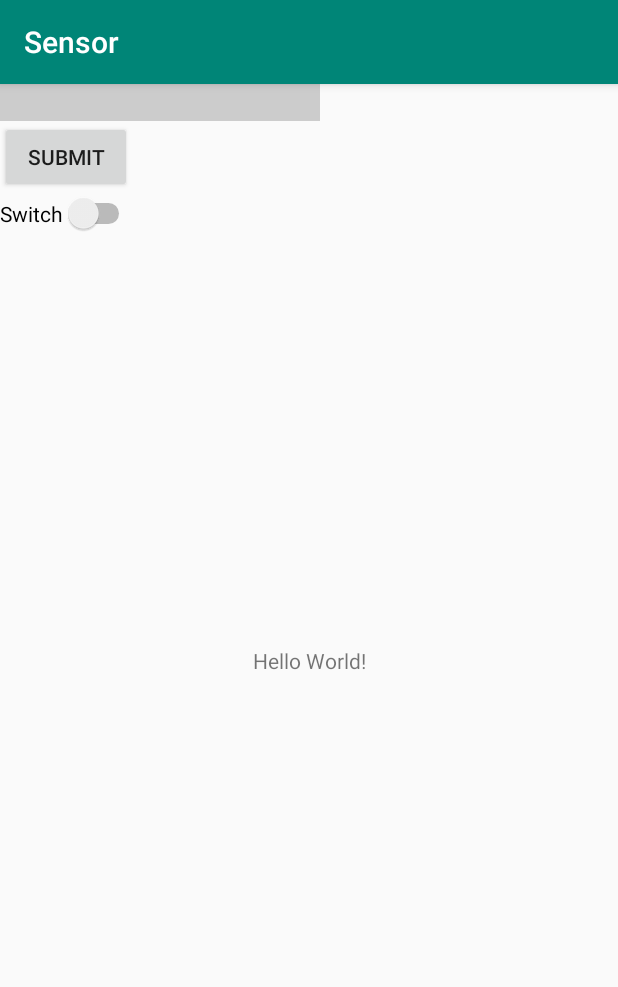
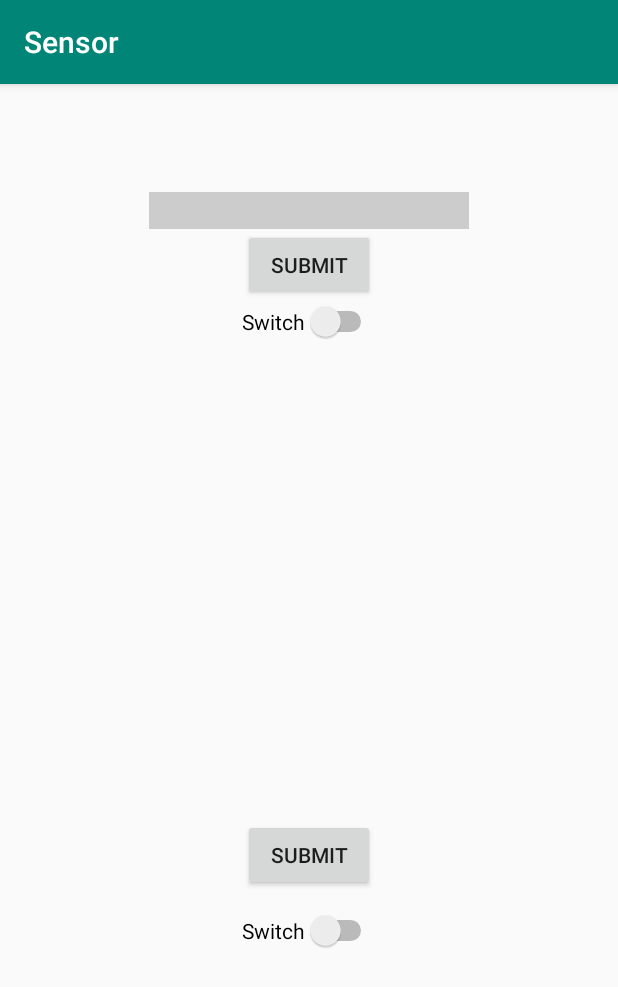
Before and after one commit to sharif-dev/Android-Project2, an Android app: the screen it shows after launch (MainActivity), on a phone screen of 412 x 824 dp. Shown: the top 987 px of the screen. Run offline under Robolectric (Android 15) with nearby library versions, the phone set to English and light mode, and no system bars.

Commit message:
add view for shakeService

```diff
--- a/app/src/main/java/com/pac/sensor/MainActivity.java
+++ b/app/src/main/java/com/pac/sensor/MainActivity.java
@@ -21,19 +21,60 @@ import com.pac.sensor.service.SleepService;
 
 public class MainActivity extends AppCompatActivity {
     private Switch sleepingSwitch;
+    private Switch shakingSwitch;
     private EditText sleepingAngle;
+    private EditText shakingPower;
     private Button sleepingAngleButton;
+    private Button shakingAngleButton;
     private final static int DEFAULT_ANGLE = 10;
+    private final static int DEFAULT_Shak_POWER= 1;
     private Intent sleepingServiceIntent;
+    private Intent shakingServiceIntent;
 
     @Override
     protected void onCreate(Bundle savedInstanceState) {
         super.onCreate(savedInstanceState);
         setContentView(R.layout.activity_main);
         init_sleeping_mode();
+        init_shaking_mode();
+    }
 
-        ShakeService shakeService = new ShakeService();
-        shakeService.startService(this, "low");
+    private void init_shaking_mode(){
+        shakingSwitch = findViewById(R.id.shake_mode_sw);
+        shakingAngleButton = findViewById(R.id.shake_mode_btn);
+//        shakingAngle = findViewById(R.id.shak_mode_angle);
+
+        shakingAngleButton.setOnClickListener(new View.OnClickListener(){
+            @Override
+            public void onClick(View view) {
+                resetShakingService(getAngle());
+            }
+        });
+
+        shakingSwitch.setOnClickListener(new View.OnClickListener(){
+            @Override
+            public void onClick(View v){
+                //Is the switch is on?
+                boolean on = ((Switch) v).isChecked();
+                if(on)
+                {
+                    resetShakingService(getAngle());
+                }
+                else
+                {
+                    if (shakingServiceIntent != null)
+                        stopService(shakingServiceIntent);
+                }
+            }
+        });
+    }
+
+    private void resetShakingService(double angle){
+        if (shakingServiceIntent != null)
+            stopService(shakingServiceIntent);
+        shakingServiceIntent = new Intent(MainActivity.this, SleepService.class);
+//        shakingServiceIntent.putExtra(getString(R.string.shakingModeAngle), angle);
+        startService(shakingServiceIntent);
     }
 
     private void init_sleeping_mode(){
--- a/app/src/main/java/com/pac/sensor/service/ShakeService.java
+++ b/app/src/main/java/com/pac/sensor/service/ShakeService.java
@@ -8,6 +8,8 @@ import android.hardware.SensorEvent;
 import android.hardware.SensorEventListener;
 import android.hardware.SensorManager;
 import android.util.Log;
+
+import androidx.annotation.Nullable;
 
 public class ShakeService extends IntentService implements SensorEventListener {
 
@@ -24,12 +26,13 @@ public class ShakeService extends IntentService implements SensorEventListener {
         super("ShakeService");
     }
 
-    public void startService(Context context, String mode) {
-        Intent intent = new Intent(context, ShakeService.class);
-        intent.putExtra(this.mode, mode);
-        context.startService(intent);
+    @Override
+    public int onStartCommand(@Nullable Intent intent, int flags, int startId) {
+//        Intent intent = new Intent(context, ShakeService.class);
+//        intent.putExtra(this.mode, mode);
+//        context.startService(intent);
+        return super.onStartCommand(intent, flags, startId);
     }
-
 
     @Override
     protected void onHandleIntent(Intent intent) {
--- a/app/src/main/res/layout/activity_main.xml
+++ b/app/src/main/res/layout/activity_main.xml
@@ -6,32 +6,26 @@
     android:layout_height="match_parent"
     tools:context=".MainActivity">
 
-    <TextView
-        android:layout_width="wrap_content"
-        android:layout_height="wrap_content"
-        android:text="Hello World!"
-        app:layout_constraintBottom_toBottomOf="parent"
-        app:layout_constraintLeft_toLeftOf="parent"
-        app:layout_constraintRight_toRightOf="parent"
-        app:layout_constraintTop_toTopOf="parent" />
-
     <Switch
         android:id="@+id/sleeping_mode_switch"
         android:layout_width="wrap_content"
         android:layout_height="wrap_content"
         android:text="Switch"
-        app:layout_constraintTop_toBottomOf="@+id/submit_angle_button"
-        tools:layout_editor_absoluteX="75dp" />
+        app:layout_constraintEnd_toEndOf="parent"
+        app:layout_constraintStart_toStartOf="parent"
+        app:layout_constraintTop_toBottomOf="@+id/submit_angle_button" />
 
     <EditText
         android:id="@+id/sleeping_mode_angle"
         android:layout_width="wrap_content"
         android:layout_height="wrap_content"
+        android:layout_marginTop="72dp"
         android:background="#CCCCCC"
         android:ems="10"
         android:inputType="textPersonName"
-        tools:layout_editor_absoluteX="4dp"
-        tools:layout_editor_absoluteY="98dp">
+        app:layout_constraintEnd_toEndOf="parent"
+        app:layout_constraintStart_toStartOf="parent"
+        app:layout_constraintTop_toTopOf="parent">
 
         <requestFocus />
     </EditText>
@@ -41,6 +35,36 @@
         android:layout_width="wrap_content"
         android:layout_height="wrap_content"
         android:text="Submit"
-        app:layout_constraintTop_toBottomOf="@+id/sleeping_mode_angle"
-        tools:layout_editor_absoluteX="69dp" />
+        app:layout_constraintEnd_toEndOf="parent"
+        app:layout_constraintStart_toStartOf="parent"
+        app:layout_constraintTop_toBottomOf="@+id/sleeping_mode_angle" />
+
+    <TextView
+        android:id="@+id/shake_mode_tv"
+        android:layout_width="241dp"
+        android:layout_height="40dp"
+        app:layout_constraintBottom_toBottomOf="parent"
+        app:layout_constraintEnd_toEndOf="parent"
+        app:layout_constraintStart_toStartOf="parent"
+        app:layout_constraintTop_toBottomOf="@+id/sleeping_mode_switch" />
+
+    <Button
+        android:id="@+id/shake_mode_btn"
+        android:layout_width="wrap_content"
+        android:layout_height="wrap_content"
+        android:text="@string/submit"
+        app:layout_constraintEnd_toEndOf="parent"
+        app:layout_constraintStart_toStartOf="parent"
+        app:layout_constraintTop_toBottomOf="@+id/shake_mode_tv" />
+
+    <Switch
+        android:id="@+id/shake_mode_sw"
+        android:layout_width="wrap_content"
+        android:layout_height="wrap_content"
+        android:text="Switch"
+        app:layout_constraintBottom_toBottomOf="parent"
+        app:layout_constraintEnd_toEndOf="parent"
+        app:layout_constraintStart_toStartOf="parent"
+        app:layout_constraintTop_toBottomOf="@+id/shake_mode_btn"
+        app:layout_constraintVertical_bias="0.064" />
 </androidx.constraintlayout.widget.ConstraintLayout>
--- a/app/src/main/res/values/strings.xml
+++ b/app/src/main/res/values/strings.xml
@@ -1,4 +1,5 @@
 <resources>
     <string name="app_name">Sensor</string>
     <string name="sleepingModeAngle">Sensor</string>
+    <string name="submit">SUBMIT</string>
 </resources>
```
